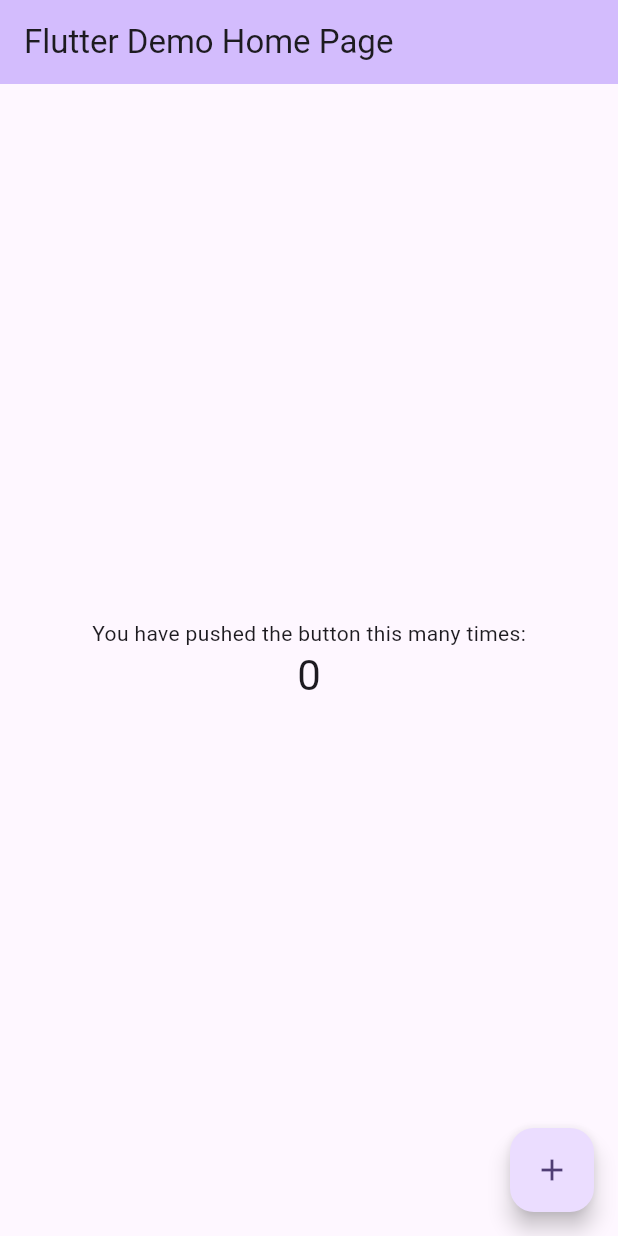
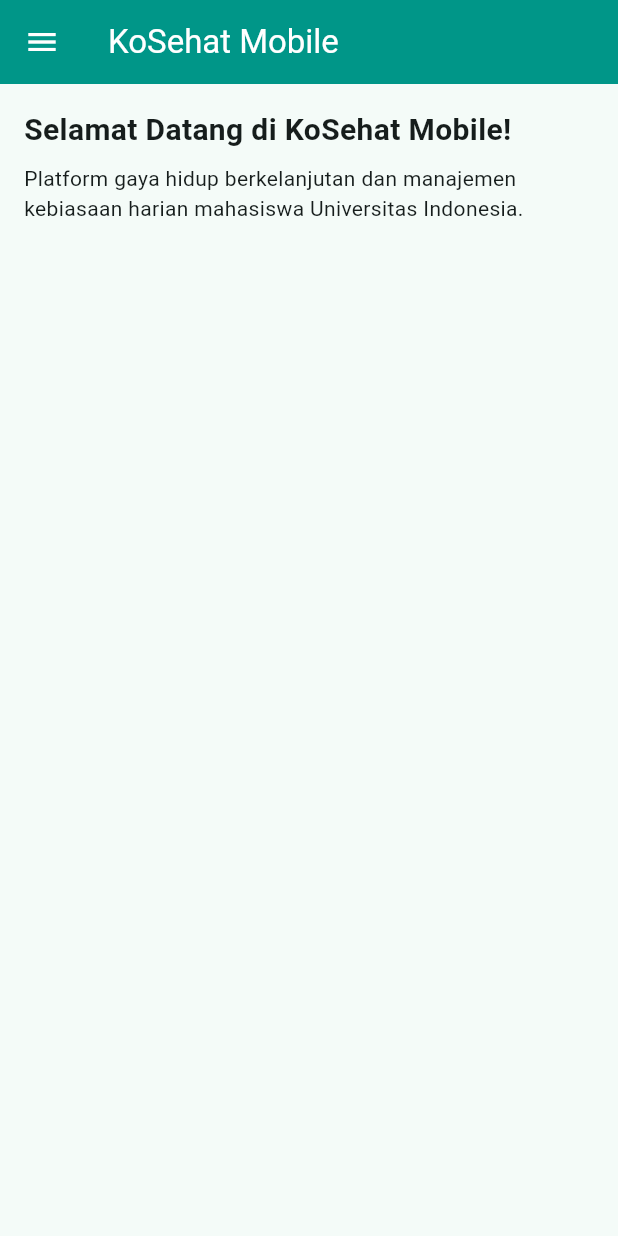
Before and after one commit to PBP-F-Kelompok-6/kosehat_mobile, a Flutter app: the screen it shows after launch, on a phone screen of 412 x 824 dp. Run offline on Flutter 3.47's test engine with Material 3 defaults, Android fonts, the phone set to English and light mode, and no system bars.

Commit message:
Fix KoSehat home page

```diff
--- a/lib/main.dart
+++ b/lib/main.dart
@@ -1,4 +1,5 @@
 import 'package:flutter/material.dart';
+import 'package:kosehat_mobile/screens/menu.dart';
 
 void main() {
   runApp(const MyApp());
@@ -7,116 +8,15 @@ void main() {
 class MyApp extends StatelessWidget {
   const MyApp({super.key});
 
-  // This widget is the root of your application.
   @override
   Widget build(BuildContext context) {
     return MaterialApp(
-      title: 'Flutter Demo',
+      title: 'KoSehat Mobile',
       theme: ThemeData(
-        // This is the theme of your application.
-        //
-        // TRY THIS: Try running your application with "flutter run". You'll see
-        // the application has a purple toolbar. Then, without quitting the app,
-        // try changing the seedColor in the colorScheme below to Colors.green
-        // and then invoke "hot reload" (save your changes or press the "hot
-        // reload" button in a Flutter-supported IDE, or press "r" if you used
-        // the command line to start the app).
-        //
-        // Notice that the counter didn't reset back to zero; the application
-        // state is not lost during the reload. To reset the state, use hot
-        // restart instead.
-        //
-        // This works for code too, not just values: Most code changes can be
-        // tested with just a hot reload.
-        colorScheme: .fromSeed(seedColor: Colors.deepPurple),
+        colorScheme: ColorScheme.fromSeed(seedColor: Colors.teal),
+        useMaterial3: true,
       ),
-      home: const MyHomePage(title: 'Flutter Demo Home Page'),
+      home: const MyHomePage(),
     );
   }
 }
-
-class MyHomePage extends StatefulWidget {
-  const MyHomePage({super.key, required this.title});
-
-  // This widget is the home page of your application. It is stateful, meaning
-  // that it has a State object (defined below) that contains fields that affect
-  // how it looks.
-
-  // This class is the configuration for the state. It holds the values (in this
-  // case the title) provided by the parent (in this case the App widget) and
-  // used by the build method of the State. Fields in a Widget subclass are
-  // always marked "final".
-
-  final String title;
-
-  @override
-  State<MyHomePage> createState() => _MyHomePageState();
-}
-
-class _MyHomePageState extends State<MyHomePage> {
-  int _counter = 0;
-
-  void _incrementCounter() {
-    setState(() {
-      // This call to setState tells the Flutter framework that something has
-      // changed in this State, which causes it to rerun the build method below
-      // so that the display can reflect the updated values. If we changed
-      // _counter without calling setState(), then the build method would not be
-      // called again, and so nothing would appear to happen.
-      _counter++;
-    });
-  }
-
-  @override
-  Widget build(BuildContext context) {
-    // This method is rerun every time setState is called, for instance as done
-    // by the _incrementCounter method above.
-    //
-    // The Flutter framework has been optimized to make rerunning build methods
-    // fast, so that you can just rebuild anything that needs updating rather
-    // than having to individually change instances of widgets.
-    return Scaffold(
-      appBar: AppBar(
-        // TRY THIS: Try changing the color here to a specific color (to
-        // Colors.amber, perhaps?) and trigger a hot reload to see the AppBar
-        // change color while the other colors stay the same.
-        backgroundColor: Theme.of(context).colorScheme.inversePrimary,
-        // Here we take the value from the MyHomePage object that was created by
-        // the App.build method, and use it to set our appbar title.
-        title: Text(widget.title),
-      ),
-      body: Center(
-        // Center is a layout widget. It takes a single child and positions it
-        // in the middle of the parent.
-        child: Column(
-          // Column is also a layout widget. It takes a list of children and
-          // arranges them vertically. By default, it sizes itself to fit its
-          // children horizontally, and tries to be as tall as its parent.
-          //
-          // Column has various properties to control how it sizes itself and
-          // how it positions its children. Here we use mainAxisAlignment to
-          // center the children vertically; the main axis here is the vertical
-          // axis because Columns are vertical (the cross axis would be
-          // horizontal).
-          //
-          // TRY THIS: Invoke "debug painting" (choose the "Toggle Debug Paint"
-          // action in the IDE, or press "p" in the console), to see the
-          // wireframe for each widget.
-          mainAxisAlignment: .center,
-          children: [
-            const Text('You have pushed the button this many times:'),
-            Text(
-              '$_counter',
-              style: Theme.of(context).textTheme.headlineMedium,
-            ),
-          ],
-        ),
-      ),
-      floatingActionButton: FloatingActionButton(
-        onPressed: _incrementCounter,
-        tooltip: 'Increment',
-        child: const Icon(Icons.add),
-      ),
-    );
-  }
-}
```
